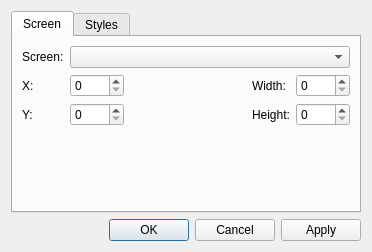
Above: configdialog.ui from Subtivals/subtivals before the change. Below: the same form after it.
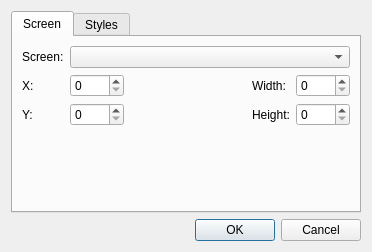
That is the form after the change.

Commit message: Since config is applied in real-time, Apply is not necessary anymore (refs #50, #52, #53)

```diff
--- a/configdialog.ui
+++ b/configdialog.ui
@@ -159,7 +159,7 @@
       <enum>Qt::Horizontal</enum>
      </property>
      <property name="standardButtons">
-      <set>QDialogButtonBox::Apply|QDialogButtonBox::Cancel|QDialogButtonBox::Ok</set>
+      <set>QDialogButtonBox::Cancel|QDialogButtonBox::Ok</set>
      </property>
     </widget>
    </item>
```
Left out of the diff: 13 changed lines with no effect on the pictures. The commit also changes 2 other files.
